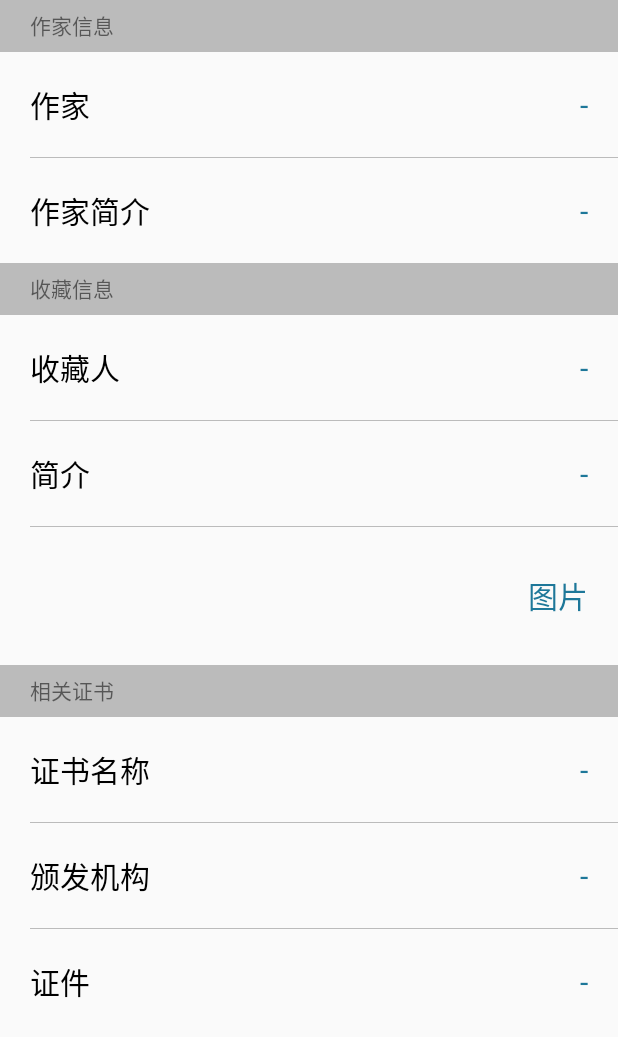
After one commit to deliangliao/artdna, an Android app: the layout widget_other_dna_info.xml on its own in the app's theme, with its tools: preview values and no code run, on a phone screen of 412 x 824 dp. The commit adds this screen. Shown: the top 1037 px of the screen. Run offline under Robolectric (Android 15) with nearby library versions, the phone set to English and light mode, and no system bars.

Commit message:
艺术品信息展示

```diff
--- a/app/src/main/java/com/artdna/ui/activity/DnaInfoActivity.java
+++ b/app/src/main/java/com/artdna/ui/activity/DnaInfoActivity.java
@@ -81,10 +81,10 @@ public class DnaInfoActivity extends BaseArtActivity {
 
     @Override
     protected void initData() {
-        showFailLayout("请把卡片放在支持NFC功能的手机背面");
+//        showFailLayout("请把卡片放在支持NFC功能的手机背面");
         initNfc();
         //TODO 模拟NFC测试
-//        processUid("04AFA02A783F80");//认证通过 T00000025
+        processUid("04AFA02A783F80");//认证通过 T00000025
 //        processUid("0491A02A783F80");//认证不通过 T00000028
 //        processUid("0491A011183F80");//认证不通过 乱造的数据
     }
@@ -290,13 +290,13 @@ public class DnaInfoActivity extends BaseArtActivity {
     }
 
     @Nullable
-    @OnClick(R.id.artCollectInfoLayout)
+    @OnClick(R.id.artCollectAuthorLayout)
     public void toCollectInfoLayout(){
         toast("收藏信息");
     }
 
     @Nullable
-    @OnClick(R.id.artCertificateLayout)
+    @OnClick(R.id.artCertificateNameLayout)
     public void toCertificateLayout(){
         toast("相关证书");
     }
--- a/app/src/main/res/layout/activity_dna_info.xml
+++ b/app/src/main/res/layout/activity_dna_info.xml
@@ -5,9 +5,9 @@
     android:layout_height="match_parent"
     android:orientation="vertical">
 
-    <include layout="@layout/topbar"/>
+    <include layout="@layout/topbar" />
 
-    <include layout="@layout/widget_loading_bar_layout"/>
+    <include layout="@layout/widget_loading_bar_layout" />
 
     <LinearLayout
         android:layout_width="match_parent"
@@ -20,7 +20,7 @@
             android:id="@+id/ic_auth"
             android:layout_width="130dp"
             android:layout_height="130dp"
-            android:src="@drawable/ic_auth"/>
+            android:src="@drawable/ic_auth" />
 
         <LinearLayout
             android:layout_width="match_parent"
@@ -34,7 +34,7 @@
                 style="@style/black_title.16sp"
                 android:drawablePadding="10dp"
                 android:gravity="center"
-                android:text="鉴定次数:18/100次"/>
+                android:text="鉴定次数:18/100次" />
 
             <TextView
                 android:id="@+id/dnaCode"
@@ -42,7 +42,7 @@
                 android:layout_marginTop="10dp"
                 android:drawablePadding="10dp"
                 android:gravity="center"
-                tools:text="DNA编码:"/>
+                tools:text="DNA编码:" />
         </LinearLayout>
 
     </LinearLayout>
@@ -56,7 +56,7 @@
 
         <TextView
             style="@style/white_title.16sp"
-            android:text="已通过深圳市财富集团有限公司艺术品DNA平台认证"/>
+            android:text="已通过深圳市财富集团有限公司艺术品DNA平台认证" />
     </LinearLayout>
 
     <!-- 具体信息展示 -->
@@ -84,7 +84,7 @@
                     android:layout_width="72dp"
                     android:layout_height="72dp"
                     android:layout_alignParentLeft="true"
-                    android:scaleType="centerCrop"/>
+                    android:scaleType="centerCrop" />
 
                 <TextView
                     android:id="@+id/artName"
@@ -96,14 +96,14 @@
                     android:text="-"
                     android:textColor="@color/blue"
                     android:textSize="20sp"
-                    tools:text="清朝陶瓷"/>
+                    tools:text="清朝陶瓷" />
 
                 <ImageView
                     android:layout_width="wrap_content"
                     android:layout_height="wrap_content"
                     android:layout_alignParentRight="true"
                     android:layout_centerVertical="true"
-                    android:src="@drawable/ic_arrow_right"/>
+                    android:src="@drawable/ic_arrow_right" />
 
             </RelativeLayout>
 
@@ -111,7 +111,7 @@
                 android:layout_width="match_parent"
                 android:layout_height="1px"
                 android:layout_marginLeft="20dp"
-                android:background="@color/gray_text"/>
+                android:background="@color/gray_text" />
 
             <RelativeLayout
                 android:layout_width="match_parent"
@@ -125,7 +125,7 @@
                     style="@style/black_title.20sp"
                     android:layout_alignParentLeft="true"
                     android:layout_centerVertical="true"
-                    android:text="类型"/>
+                    android:text="类型" />
 
                 <TextView
                     android:id="@+id/artType"
@@ -136,7 +136,7 @@
                     android:text="-"
                     android:textColor="@color/blue"
                     android:textSize="20sp"
-                    tools:text="工艺品"/>
+                    tools:text="工艺品" />
 
             </RelativeLayout>
 
@@ -144,7 +144,7 @@
                 android:layout_width="match_parent"
                 android:layout_height="1px"
                 android:layout_marginLeft="20dp"
-                android:background="@color/gray_text"/>
+                android:background="@color/gray_text" />
 
             <RelativeLayout
                 android:layout_width="match_parent"
@@ -158,7 +158,7 @@
                     style="@style/black_title.20sp"
                     android:layout_alignParentLeft="true"
                     android:layout_centerVertical="true"
-                    android:text="年代"/>
+                    android:text="年代" />
 
                 <TextView
                     android:id="@+id/artAge"
@@ -169,7 +169,7 @@
                     android:text="-"
                     android:textColor="@color/blue"
                     android:textSize="20sp"
-                    tools:text="清朝"/>
+                    tools:text="清朝" />
 
             </RelativeLayout>
 
@@ -177,7 +177,7 @@
                 android:layout_width="match_parent"
                 android:layout_height="1px"
                 android:layout_marginLeft="20dp"
-                android:background="@color/gray_text"/>
+                android:background="@color/gray_text" />
 
             <RelativeLayout
                 android:layout_width="match_parent"
@@ -191,7 +191,7 @@
                     style="@style/black_title.20sp"
                     android:layout_alignParentLeft="true"
                     android:layout_centerVertical="true"
-                    android:text="价格"/>
+                    android:text="价格" />
 
                 <TextView
                     android:id="@+id/artPrice"
@@ -201,7 +201,7 @@
                     android:layout_centerVertical="true"
                     android:text="-"
                     android:textColor="@color/blue"
-                    android:textSize="20sp"/>
+                    android:textSize="20sp" />
 
             </RelativeLayout>
 
@@ -209,7 +209,7 @@
                 android:layout_width="match_parent"
                 android:layout_height="1px"
                 android:layout_marginLeft="20dp"
-                android:background="@color/gray_text"/>
+                android:background="@color/gray_text" />
 
             <RelativeLayout
                 android:layout_width="match_parent"
@@ -223,7 +223,7 @@
                     style="@style/black_title.20sp"
                     android:layout_alignParentLeft="true"
                     android:layout_centerVertical="true"
-                    android:text="规格"/>
+                    android:text="规格" />
 
                 <TextView
                     android:id="@+id/artModel"
@@ -234,7 +234,7 @@
                     android:text="-"
                     android:textColor="@color/blue"
                     android:textSize="20sp"
-                    tools:text="青花瓷-001"/>
+                    tools:text="青花瓷-001" />
 
             </RelativeLayout>
 
@@ -242,106 +242,9 @@
                 android:layout_width="match_parent"
                 android:layout_height="1px"
                 android:layout_marginLeft="20dp"
-                android:background="@color/gray_text"/>
+                android:background="@color/gray_text" />
 
-            <RelativeLayout
-                android:layout_width="match_parent"
-                android:layout_height="wrap_content"
-                android:paddingBottom="20dp"
-                android:paddingLeft="20dp"
-                android:paddingRight="20dp"
-                android:paddingTop="20dp">
-
-                <TextView
-                    style="@style/black_title.20sp"
-                    android:layout_alignParentLeft="true"
-                    android:layout_centerVertical="true"
-                    android:text="作家"/>
-
-                <TextView
-                    android:id="@+id/artAuthor"
-                    android:layout_width="wrap_content"
-                    android:layout_height="wrap_content"
-                    android:layout_alignParentRight="true"
-                    android:layout_centerVertical="true"
-                    android:text="-"
-                    android:textColor="@color/blue"
-                    android:textSize="20sp"
-                    tools:text="-"/>
-
-            </RelativeLayout>
-
-            <View
-                android:layout_width="match_parent"
-                android:layout_height="1px"
-                android:layout_marginLeft="20dp"
-                android:background="@color/gray_text"/>
-
-            <RelativeLayout
-                android:id="@+id/artCollectInfoLayout"
-                android:layout_width="match_parent"
-                android:layout_height="wrap_content"
-                android:paddingBottom="20dp"
-                android:paddingLeft="20dp"
-                android:paddingRight="20dp"
-                android:paddingTop="20dp">
-
-                <TextView
-                    style="@style/black_title.20sp"
-                    android:layout_alignParentLeft="true"
-                    android:layout_centerVertical="true"
-                    android:text="收藏信息"/>
-
-                <TextView
-                    android:id="@+id/artCollectInfo"
-                    android:layout_width="wrap_content"
-                    android:layout_height="wrap_content"
-                    android:layout_alignParentRight="true"
-                    android:layout_centerVertical="true"
-                    android:drawableLeft="@drawable/ic_arrow_right"
-                    android:textColor="@color/blue"
-                    android:textSize="20sp"/>
-
-            </RelativeLayout>
-
-            <View
-                android:layout_width="match_parent"
-                android:layout_height="1px"
-                android:layout_marginLeft="20dp"
-                android:background="@color/gray_text"/>
-
-            <RelativeLayout
-                android:id="@+id/artCertificateLayout"
-                android:layout_width="match_parent"
-                android:layout_height="wrap_content"
-                android:paddingBottom="20dp"
-                android:paddingLeft="20dp"
-                android:paddingRight="20dp"
-                android:paddingTop="20dp">
-
-                <TextView
-                    style="@style/black_title.20sp"
-                    android:layout_alignParentLeft="true"
-                    android:layout_centerVertical="true"
-                    android:text="相关证书"/>
-
-                <TextView
-                    android:id="@+id/artCertificate"
-                    android:layout_width="wrap_content"
-                    android:layout_height="wrap_content"
-                    android:layout_alignParentRight="true"
-                    android:layout_centerVertical="true"
-                    android:drawableLeft="@drawable/ic_arrow_right"
-                    android:textColor="@color/blue"
-                    android:textSize="20sp"/>
-
-            </RelativeLayout>
-
-            <View
-                android:layout_width="match_parent"
-                android:layout_height="1px"
-                android:layout_marginLeft="20dp"
-                android:background="@color/gray_text"/>
+            <include layout="@layout/widget_other_dna_info" />
 
         </LinearLayout>
     </ScrollView>
--- /dev/null
+++ b/app/src/main/res/layout/widget_other_dna_info.xml
@@ -0,0 +1,301 @@
+<?xml version="1.0" encoding="utf-8"?>
+<LinearLayout xmlns:android="http://schemas.android.com/apk/res/android"
+    xmlns:tools="http://schemas.android.com/tools"
+    android:layout_width="match_parent"
+    android:layout_height="match_parent"
+    android:orientation="vertical">
+
+    <TextView
+        android:layout_width="match_parent"
+        android:layout_height="34dp"
+        android:background="@color/gray_text"
+        android:gravity="center_vertical"
+        android:paddingLeft="20dp"
+        android:text="作家信息" />
+
+    <View
+        android:layout_width="match_parent"
+        android:layout_height="1px"
+        android:background="@color/gray_text" />
+
+    <RelativeLayout
+        android:layout_width="match_parent"
+        android:layout_height="wrap_content"
+        android:paddingBottom="20dp"
+        android:paddingLeft="20dp"
+        android:paddingRight="20dp"
+        android:paddingTop="20dp">
+
+        <TextView
+            style="@style/black_title.20sp"
+            android:layout_alignParentLeft="true"
+            android:layout_centerVertical="true"
+            android:text="作家" />
+
+        <TextView
+            android:id="@+id/artAuthor"
+            android:layout_width="wrap_content"
+            android:layout_height="wrap_content"
+            android:layout_alignParentRight="true"
+            android:layout_centerVertical="true"
+            android:text="-"
+            android:textColor="@color/blue"
+            android:textSize="20sp"
+            tools:text="-" />
+
+    </RelativeLayout>
+
+    <View
+        android:layout_width="match_parent"
+        android:layout_height="1px"
+        android:layout_marginLeft="20dp"
+        android:background="@color/gray_text" />
+
+    <RelativeLayout
+        android:layout_width="match_parent"
+        android:layout_height="wrap_content"
+        android:paddingBottom="20dp"
+        android:paddingLeft="20dp"
+        android:paddingRight="20dp"
+        android:paddingTop="20dp">
+
+        <TextView
+            style="@style/black_title.20sp"
+            android:layout_alignParentLeft="true"
+            android:layout_centerVertical="true"
+            android:text="作家简介" />
+
+        <TextView
+            android:id="@+id/artAuthorDes"
+            android:layout_width="wrap_content"
+            android:layout_height="wrap_content"
+            android:layout_alignParentRight="true"
+            android:layout_centerVertical="true"
+            android:text="-"
+            android:textColor="@color/blue"
+            android:textSize="20sp"
+            tools:text="-" />
+
+    </RelativeLayout>
+
+
+    <TextView
+        android:layout_width="match_parent"
+        android:layout_height="34dp"
+        android:background="@color/gray_text"
+        android:gravity="center_vertical"
+        android:paddingLeft="20dp"
+        android:text="收藏信息" />
+
+    <View
+        android:layout_width="match_parent"
+        android:layout_height="1px"
+        android:background="@color/gray_text" />
+
+    <RelativeLayout
+        android:id="@+id/artCollectAuthorLayout"
+        android:layout_width="match_parent"
+        android:layout_height="wrap_content"
+        android:paddingBottom="20dp"
+        android:paddingLeft="20dp"
+        android:paddingRight="20dp"
+        android:paddingTop="20dp">
+
+        <TextView
+            style="@style/black_title.20sp"
+            android:layout_alignParentLeft="true"
+            android:layout_centerVertical="true"
+            android:text="收藏人" />
+
+        <TextView
+            android:id="@+id/artCollectAuthor"
+            android:layout_width="wrap_content"
+            android:layout_height="wrap_content"
+            android:layout_alignParentRight="true"
+            android:layout_centerVertical="true"
+            android:text="-"
+            android:textColor="@color/blue"
+            android:textSize="20sp"
+            tools:text="-" />
+
+    </RelativeLayout>
+
+    <View
+        android:layout_width="match_parent"
+        android:layout_height="1px"
+        android:layout_marginLeft="20dp"
+        android:background="@color/gray_text" />
+
+    <RelativeLayout
+        android:layout_width="match_parent"
+        android:layout_height="wrap_content"
+        android:paddingBottom="20dp"
+        android:paddingLeft="20dp"
+        android:paddingRight="20dp"
+        android:paddingTop="20dp">
+
+        <TextView
+            style="@style/black_title.20sp"
+            android:layout_alignParentLeft="true"
+            android:layout_centerVertical="true"
+            android:text="简介" />
+
+        <TextView
+            android:id="@+id/artCollectShortInfo"
+            android:layout_width="wrap_content"
+            android:layout_height="wrap_content"
+            android:layout_alignParentRight="true"
+            android:layout_centerVertical="true"
+            android:text="-"
+            android:textColor="@color/blue"
+            android:textSize="20sp"
+            tools:text="-" />
+    </RelativeLayout>
+
+    <View
+        android:layout_width="match_parent"
+        android:layout_height="1px"
+        android:layout_marginLeft="20dp"
+        android:background="@color/gray_text" />
+
+    <RelativeLayout
+        android:id="@+id/artNameLayout"
+        android:layout_width="match_parent"
+        android:layout_height="wrap_content"
+        android:paddingBottom="10dp"
+        android:paddingLeft="20dp"
+        android:paddingRight="20dp"
+        android:paddingTop="10dp">
+
+        <ImageView
+            android:id="@+id/artCollectImg"
+            android:layout_width="72dp"
+            android:layout_height="72dp"
+            android:layout_alignParentLeft="true"
+            android:scaleType="centerCrop" />
+
+        <TextView
+            android:id="@+id/artCollectImgName"
+            android:layout_width="wrap_content"
+            android:layout_height="wrap_content"
+            android:layout_alignParentRight="true"
+            android:layout_centerVertical="true"
+            android:text="图片"
+            android:textColor="@color/blue"
+            android:textSize="20sp"
+            tools:text="图片" />
+
+    </RelativeLayout>
+
+
+    <TextView
+        android:layout_width="match_parent"
+        android:layout_height="34dp"
+        android:background="@color/gray_text"
+        android:gravity="center_vertical"
+        android:paddingLeft="20dp"
+        android:text="相关证书" />
+
+    <View
+        android:layout_width="match_parent"
+        android:layout_height="1px"
+        android:background="@color/gray_text" />
+
+    <RelativeLayout
+        android:id="@+id/artCertificateNameLayout"
+        android:layout_width="match_parent"
+        android:layout_height="wrap_content"
+        android:paddingBottom="20dp"
+        android:paddingLeft="20dp"
+        android:paddingRight="20dp"
+        android:paddingTop="20dp">
+
+        <TextView
+            style="@style/black_title.20sp"
+            android:layout_alignParentLeft="true"
+            android:layout_centerVertical="true"
+            android:text="证书名称" />
+
+        <TextView
+            android:id="@+id/artCertificateName"
+            android:layout_width="wrap_content"
+            android:layout_height="wrap_content"
+            android:layout_alignParentRight="true"
+            android:layout_centerVertical="true"
+            android:text="-"
+            android:textColor="@color/blue"
+            android:textSize="20sp"
+            tools:text="-" />
+
+    </RelativeLayout>
+
+    <View
+        android:layout_width="match_parent"
+        android:layout_height="1px"
+        android:layout_marginLeft="20dp"
+        android:background="@color/gray_text" />
+
+    <RelativeLayout
+        android:id="@+id/artCertificateOrganizationLayout"
+        android:layout_width="match_parent"
+        android:layout_height="wrap_content"
+        android:paddingBottom="20dp"
+        android:paddingLeft="20dp"
+        android:paddingRight="20dp"
+        android:paddingTop="20dp">
+
+        <TextView
+            style="@style/black_title.20sp"
+            android:layout_alignParentLeft="true"
+            android:layout_centerVertical="true"
+            android:text="颁发机构" />
+
+        <TextView
+            android:id="@+id/artCertificateOrganization"
+            android:layout_width="wrap_content"
+            android:layout_height="wrap_content"
+            android:layout_alignParentRight="true"
+            android:layout_centerVertical="true"
+            android:text="-"
+            android:textColor="@color/blue"
+            android:textSize="20sp"
+            tools:text="-" />
+
+    </RelativeLayout>
+
+    <View
+        android:layout_width="match_parent"
+        android:layout_height="1px"
+        android:layout_marginLeft="20dp"
+        android:background="@color/gray_text" />
+
+    <RelativeLayout
+        android:id="@+id/artCertificatePapersNameLayout"
+        android:layout_width="match_parent"
+        android:layout_height="wrap_content"
+        android:paddingBottom="20dp"
+        android:paddingLeft="20dp"
+        android:paddingRight="20dp"
+        android:paddingTop="20dp">
+
+        <TextView
+            style="@style/black_title.20sp"
+            android:layout_alignParentLeft="true"
+            android:layout_centerVertical="true"
+            android:text="证件" />
+
+        <TextView
+            android:id="@+id/artCertificatePapersName"
+            android:layout_width="wrap_content"
+            android:layout_height="wrap_content"
+            android:layout_alignParentRight="true"
+            android:layout_centerVertical="true"
+            android:text="-"
+            android:textColor="@color/blue"
+            android:textSize="20sp"
+            tools:text="-" />
+
+    </RelativeLayout>
+
+
+</LinearLayout>
```
